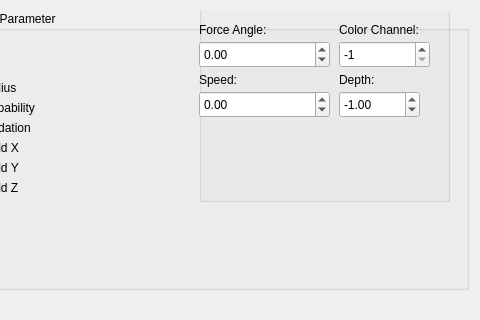
First picture: the form in scripts/debug_gui/buoy_detector.ui, repository auv-avalon/orogen-buoy, before the edit; both pictures show x 413 to 893 and y 0 to 320 of the 893 by 586 pixel window.
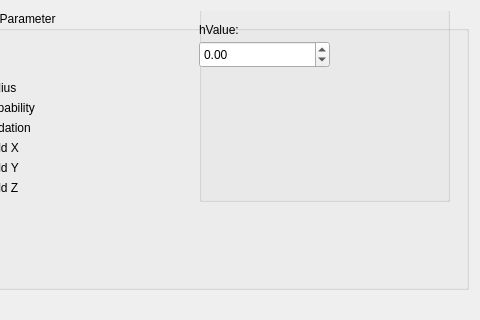
Second picture: the form after the edit. Custom widgets are drawn as their Qt base class.

Patch:
```diff
--- a/scripts/debug_gui/buoy_detector.ui
+++ b/scripts/debug_gui/buoy_detector.ui
@@ -257,112 +257,7 @@
             </rect>
            </property>
            <property name="text">
-            <string>Force Angle:</string>
-           </property>
-          </widget>
-          <widget class="QDoubleSpinBox" name="SpinBoxSpeed">
-           <property name="geometry">
-            <rect>
-             <x>0</x>
-             <y>100</y>
-             <width>131</width>
-             <height>27</height>
-            </rect>
-           </property>
-           <property name="decimals">
-            <number>2</number>
-           </property>
-           <property name="minimum">
-            <double>-1.000000000000000</double>
-           </property>
-           <property name="maximum">
-            <double>1.000000000000000</double>
-           </property>
-           <property name="singleStep">
-            <double>0.010000000000000</double>
-           </property>
-          </widget>
-          <widget class="QLabel" name="label_7">
-           <property name="geometry">
-            <rect>
-             <x>0</x>
-             <y>80</y>
-             <width>101</width>
-             <height>17</height>
-            </rect>
-           </property>
-           <property name="text">
-            <string>Speed:</string>
-           </property>
-          </widget>
-          <widget class="QSpinBox" name="SpinBoxColorChannel">
-           <property name="geometry">
-            <rect>
-             <x>140</x>
-             <y>50</y>
-             <width>91</width>
-             <height>27</height>
-            </rect>
-           </property>
-           <property name="minimum">
-            <number>-1</number>
-           </property>
-           <property name="maximum">
-            <number>3</number>
-           </property>
-           <property name="value">
-            <number>-1</number>
-           </property>
-          </widget>
-          <widget class="QLabel" name="label_8">
-           <property name="geometry">
-            <rect>
-             <x>140</x>
-             <y>30</y>
-             <width>101</width>
-             <height>17</height>
-            </rect>
-           </property>
-           <property name="text">
-            <string>Color Channel:</string>
-           </property>
-          </widget>
-          <widget class="QDoubleSpinBox" name="SpinBoxDepth">
-           <property name="geometry">
-            <rect>
-             <x>140</x>
-             <y>100</y>
-             <width>81</width>
-             <height>27</height>
-            </rect>
-           </property>
-           <property name="decimals">
-            <number>2</number>
-           </property>
-           <property name="minimum">
-            <double>-10.000000000000000</double>
-           </property>
-           <property name="maximum">
-            <double>10.000000000000000</double>
-           </property>
-           <property name="singleStep">
-            <double>0.100000000000000</double>
-           </property>
-           <property name="value">
-            <double>-1.000000000000000</double>
-           </property>
-          </widget>
-          <widget class="QLabel" name="label_9">
-           <property name="geometry">
-            <rect>
-             <x>140</x>
-             <y>80</y>
-             <width>101</width>
-             <height>17</height>
-            </rect>
-           </property>
-           <property name="text">
-            <string>Depth:</string>
+            <string>hValue:</string>
            </property>
           </widget>
          </widget>
```
Left out of the diff: 2 changed lines with no effect on the pictures.
